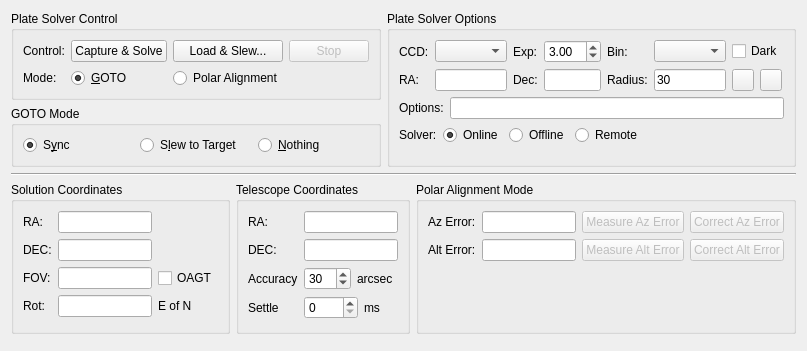
This is kstars/ekos/align.ui in KDE/kstars as Qt 5 draws it before an edit. The edited form follows.
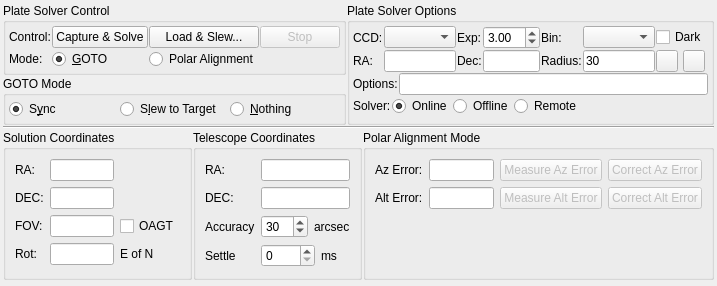
This is the edited form. Custom widgets are drawn as their Qt base class.

Commit message: Compact align UI, needs further improvement in layout

What changed in the file:
```diff
--- a/kstars/ekos/align.ui
+++ b/kstars/ekos/align.ui
@@ -6,23 +6,59 @@
    <rect>
     <x>0</x>
     <y>0</y>
-    <width>771</width>
-    <height>351</height>
+    <width>693</width>
+    <height>286</height>
    </rect>
   </property>
   <layout class="QVBoxLayout" name="verticalLayout_5">
+   <property name="spacing">
+    <number>1</number>
+   </property>
+   <property name="leftMargin">
+    <number>3</number>
+   </property>
+   <property name="topMargin">
+    <number>3</number>
+   </property>
+   <property name="rightMargin">
+    <number>3</number>
+   </property>
+   <property name="bottomMargin">
+    <number>3</number>
+   </property>
    <item>
     <layout class="QHBoxLayout" name="horizontalLayout_7">
+     <property name="spacing">
+      <number>1</number>
+     </property>
      <item>
       <layout class="QVBoxLayout" name="verticalLayout_3">
+       <property name="spacing">
+        <number>1</number>
+       </property>
        <item>
         <widget class="QGroupBox" name="controlBox">
          <property name="title">
           <string>Plate Solver Control</string>
          </property>
          <layout class="QHBoxLayout" name="horizontalLayout_5">
+          <property name="leftMargin">
+           <number>3</number>
+          </property>
+          <property name="topMargin">
+           <number>3</number>
+          </property>
+          <property name="rightMargin">
+           <number>3</number>
+          </property>
+          <property name="bottomMargin">
+           <number>3</number>
+          </property>
           <item>
            <layout class="QGridLayout" name="controlLayout">
+            <property name="spacing">
+             <number>1</number>
+            </property>
             <item row="0" column="1">
              <widget class="QPushButton" name="solveB">
               <property name="enabled">
@@ -52,6 +88,9 @@
             </item>
             <item row="1" column="1">
              <layout class="QHBoxLayout" name="horizontalLayout_10">
+              <property name="spacing">
+               <number>1</number>
+              </property>
               <item>
                <widget class="QRadioButton" name="gotoR">
                 <property name="toolTip">
@@ -133,6 +172,21 @@
           <string>GOTO Mode</string>
          </property>
          <layout class="QHBoxLayout" name="horizontalLayout_3">
+          <property name="spacing">
+           <number>1</number>
+          </property>
+          <property name="leftMargin">
+           <number>3</number>
+          </property>
+          <property name="topMargin">
+           <number>3</number>
+          </property>
+          <property name="rightMargin">
+           <number>3</number>
+          </property>
+          <property name="bottomMargin">
+           <number>3</number>
+          </property>
           <item>
            <widget class="QRadioButton" name="syncR">
             <property name="toolTip">
@@ -208,10 +262,31 @@
         <string>Plate Solver Options</string>
        </property>
        <layout class="QVBoxLayout" name="verticalLayout_2">
+        <property name="spacing">
+         <number>1</number>
+        </property>
+        <property name="leftMargin">
+         <number>3</number>
+        </property>
+        <property name="topMargin">
+         <number>3</number>
+        </property>
+        <property name="rightMargin">
+         <number>3</number>
+        </property>
+        <property name="bottomMargin">
+         <number>3</number>
+        </property>
         <item>
          <layout class="QHBoxLayout" name="horizontalLayout">
+          <property name="spacing">
+           <number>1</number>
+          </property>
           <item>
            <layout class="QGridLayout" name="gridLayout_4">
+            <property name="spacing">
+             <number>1</number>
+            </property>
             <item row="0" column="0">
              <widget class="QLabel" name="textLabel1_6">
               <property name="toolTip">
```
